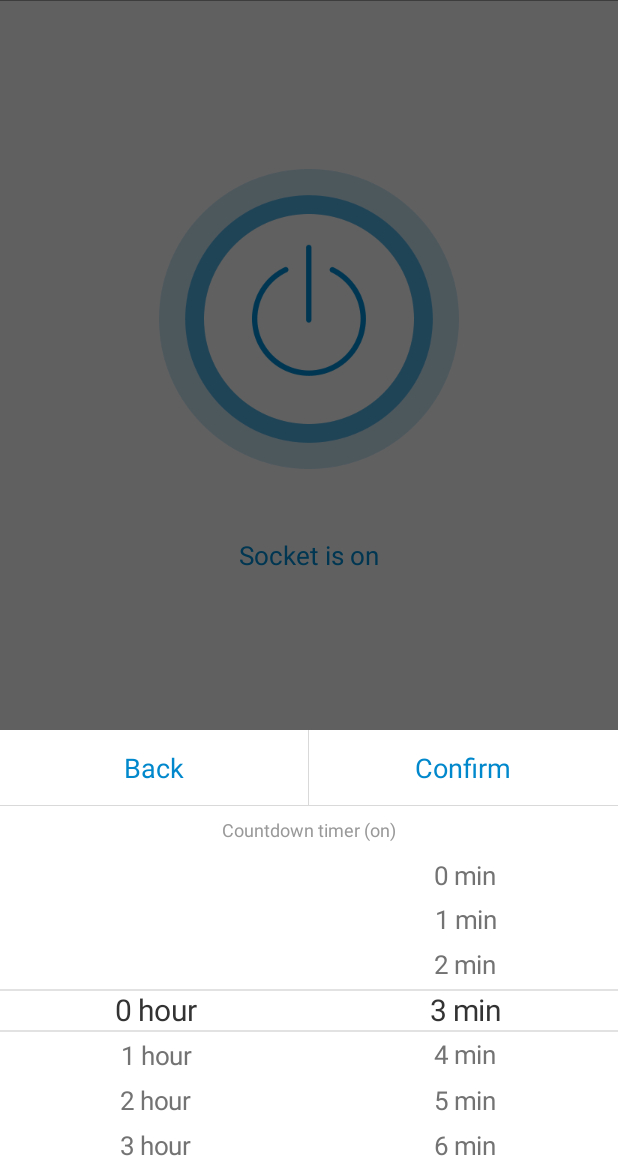
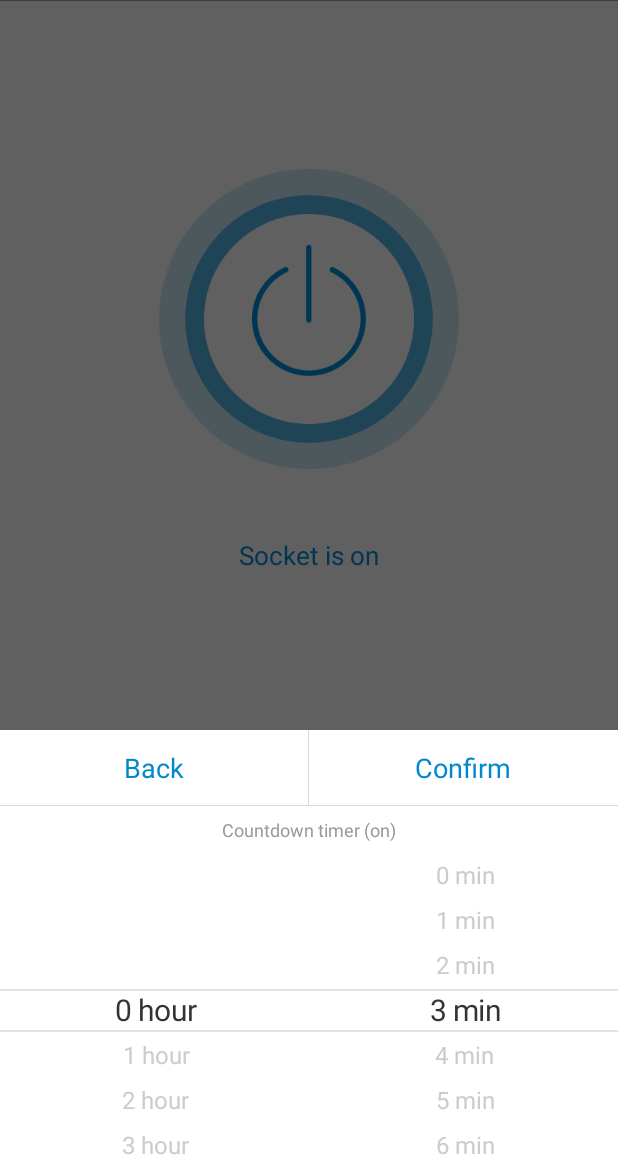
Before and after one commit to MokoLife/mokoLife_Android, an Android app: the DeviceDetailActivity screen opened directly, with no data from a screen before it, after a tap on "Timer", on a phone screen of 412 x 824 dp, the part 65-1236 px from its top. Run offline under Robolectric (Android 15) with nearby library versions, the phone set to English and light mode, and no system bars; our stand-ins replace ButterKnife; libraries missing offline, so code that uses them is left out: org.eclipse.paho; 2 statements that could not run were skipped.

Commit message:
添加倒计时

```diff
--- a/app/src/main/java/com/moko/life/activity/DeviceDetailActivity.java
+++ b/app/src/main/java/com/moko/life/activity/DeviceDetailActivity.java
@@ -132,6 +132,7 @@ public class DeviceDetailActivity extends BaseActivity {
         drawableStatistics.setBounds(0, 0, drawableStatistics.getMinimumWidth(), drawableStatistics.getMinimumHeight());
         tvDeviceStatistics.setCompoundDrawables(null, drawableStatistics, null, null);
         tvDeviceStatistics.setTextColor(ContextCompat.getColor(this, mokoDevice.on_off ? R.color.blue_0188cc : R.color.grey_808080));
+        tvTimerState.setTextColor(ContextCompat.getColor(this, mokoDevice.on_off ? R.color.blue_0188cc : R.color.grey_808080));
     }
 
     public void back(View view) {
--- a/app/src/main/res/layout/dialog_timer.xml
+++ b/app/src/main/res/layout/dialog_timer.xml
@@ -69,8 +69,8 @@
                 app:lineHeight="1dp"
                 app:maskHeight="100dp"
                 app:noEmpty="true"
-                app:normalTextColor="@color/grey_737373"
-                app:normalTextSize="17sp"
+                app:normalTextColor="@color/grey_cccccc"
+                app:normalTextSize="16sp"
                 app:selectedTextColor="@color/black_333333"
                 app:selectedTextSize="20sp"
                 app:unitHeight="30dp" />
@@ -85,8 +85,8 @@
                 app:lineHeight="1dp"
                 app:maskHeight="100dp"
                 app:noEmpty="true"
-                app:normalTextColor="@color/grey_737373"
-                app:normalTextSize="17sp"
+                app:normalTextColor="@color/grey_cccccc"
+                app:normalTextSize="16sp"
                 app:selectedTextColor="@color/black_333333"
                 app:selectedTextSize="20sp"
                 app:unitHeight="30dp" />
```
